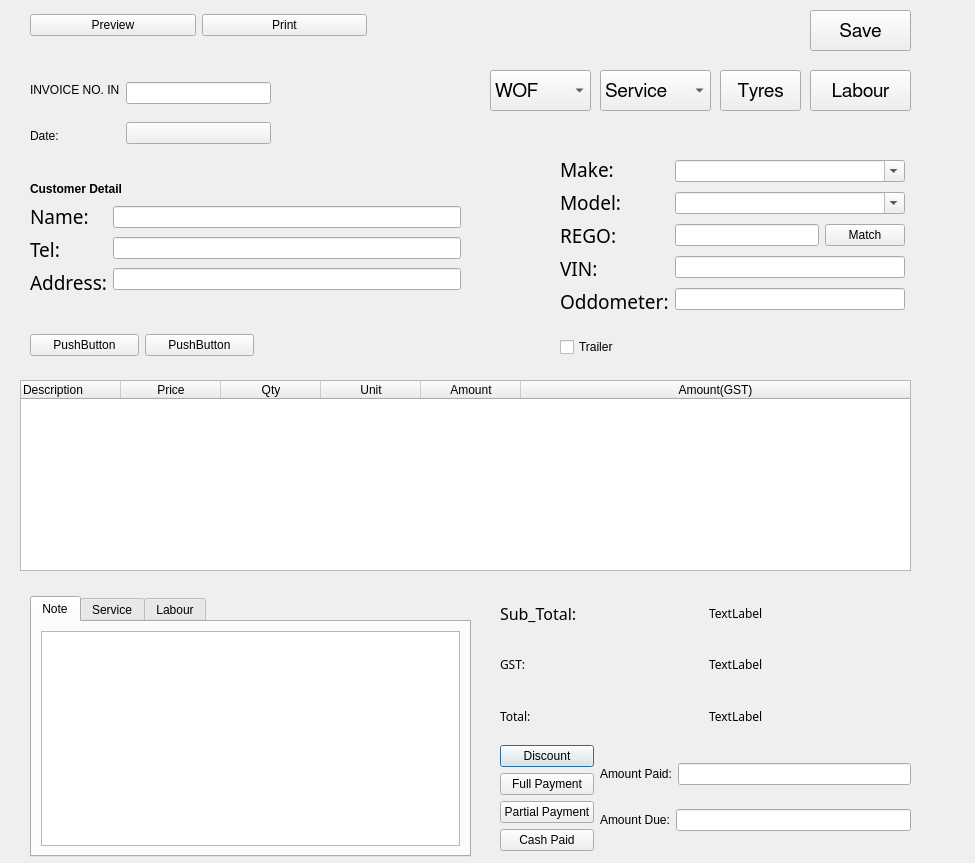
Old version of the form new_start/UI_File/Add.ui in the repository maximustann/Bing_project.
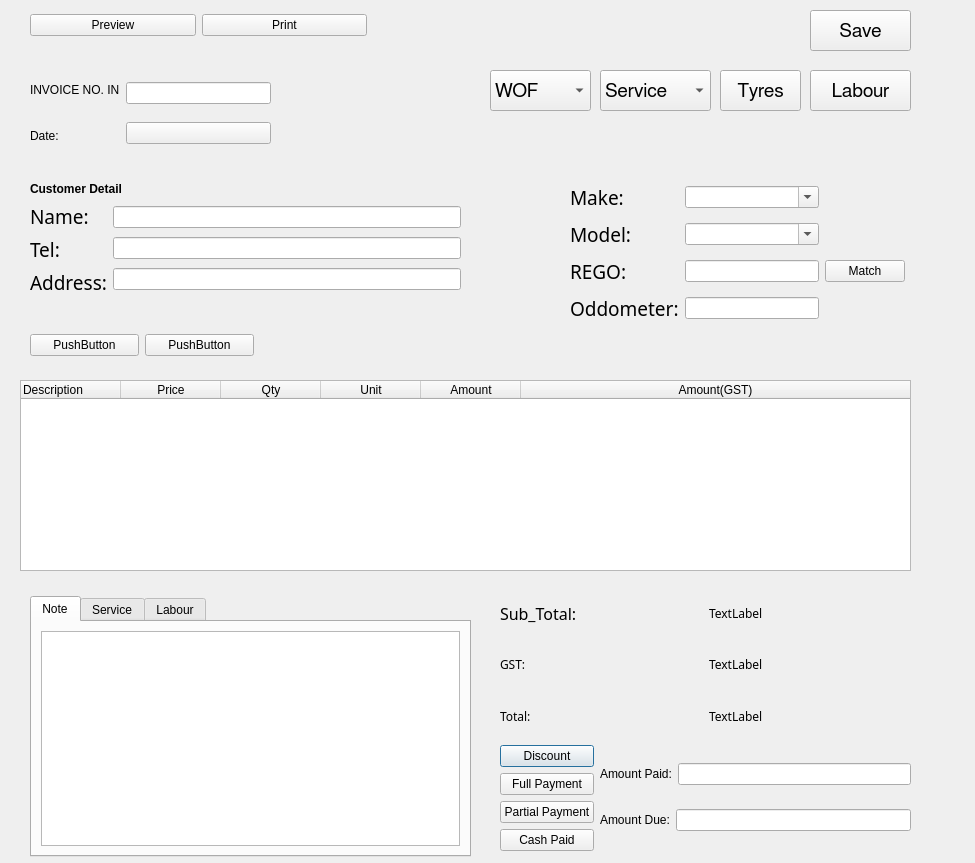
New version of the form.

Diff of the .ui file:
```diff
--- a/new_start/UI_File/Add.ui
+++ b/new_start/UI_File/Add.ui
@@ -388,140 +388,6 @@
     <string>Tyres</string>
    </property>
   </widget>
-  <widget class="QWidget" name="layoutWidget_5">
-   <property name="geometry">
-    <rect>
-     <x>560</x>
-     <y>140</y>
-     <width>345</width>
-     <height>235</height>
-    </rect>
-   </property>
-   <layout class="QVBoxLayout" name="verticalLayout_15">
-    <item>
-     <layout class="QVBoxLayout" name="verticalLayout_11">
-      <item>
-       <layout class="QHBoxLayout" name="horizontalLayout_3">
-        <item>
-         <layout class="QVBoxLayout" name="verticalLayout_3">
-          <item>
-           <widget class="QLabel" name="label_7">
-            <property name="font">
-             <font>
-              <family>Courier 10 Pitch</family>
-              <pointsize>14</pointsize>
-             </font>
-            </property>
-            <property name="text">
-             <string>Make:</string>
-            </property>
-           </widget>
-          </item>
-          <item>
-           <widget class="QLabel" name="label_8">
-            <property name="font">
-             <font>
-              <family>Courier 10 Pitch</family>
-              <pointsize>14</pointsize>
-             </font>
-            </property>
-            <property name="text">
-             <string>Model:</string>
-            </property>
-           </widget>
-          </item>
-          <item>
-           <widget class="QLabel" name="label_9">
-            <property name="font">
-             <font>
-              <family>Courier 10 Pitch</family>
-              <pointsize>14</pointsize>
-             </font>
-            </property>
-            <property name="text">
-             <string>REGO:</string>
-            </property>
-           </widget>
-          </item>
-          <item>
-           <widget class="QLabel" name="label_11">
-            <property name="font">
-             <font>
-              <family>Courier 10 Pitch</family>
-              <pointsize>14</pointsize>
-             </font>
-            </property>
-            <property name="text">
-             <string>VIN:</string>
-            </property>
-           </widget>
-          </item>
-          <item>
-           <widget class="QLabel" name="label_10">
-            <property name="font">
-             <font>
-              <family>Courier 10 Pitch</family>
-              <pointsize>14</pointsize>
-             </font>
-            </property>
-            <property name="text">
-             <string>Oddometer:</string>
-            </property>
-           </widget>
-          </item>
-         </layout>
-        </item>
-        <item>
-         <layout class="QVBoxLayout" name="verticalLayout_4">
-          <item>
-           <widget class="QComboBox" name="comboBox">
-            <property name="editable">
-             <bool>true</bool>
-            </property>
-           </widget>
-          </item>
-          <item>
-           <widget class="QComboBox" name="comboBox_2">
-            <property name="editable">
-             <bool>true</bool>
-            </property>
-           </widget>
-          </item>
-          <item>
-           <layout class="QHBoxLayout" name="horizontalLayout_2">
-            <item>
-             <widget class="QLineEdit" name="lineEdit_4"/>
-            </item>
-            <item>
-             <widget class="QPushButton" name="pushButton">
-              <property name="text">
-               <string>Match</string>
-              </property>
-             </widget>
-            </item>
-           </layout>
-          </item>
-          <item>
-           <widget class="QLineEdit" name="lineEdit_5"/>
-          </item>
-          <item>
-           <widget class="QLineEdit" name="lineEdit_6"/>
-          </item>
-         </layout>
-        </item>
-       </layout>
-      </item>
-     </layout>
-    </item>
-    <item>
-     <widget class="QCheckBox" name="checkBox">
-      <property name="text">
-       <string>Trailer</string>
-      </property>
-     </widget>
-    </item>
-   </layout>
-  </widget>
   <widget class="QComboBox" name="comboBox_5">
    <property name="geometry">
     <rect>
@@ -758,6 +624,97 @@
     </layout>
    </widget>
   </widget>
+  <widget class="QWidget" name="">
+   <property name="geometry">
+    <rect>
+     <x>570</x>
+     <y>180</y>
+     <width>335</width>
+     <height>150</height>
+    </rect>
+   </property>
+   <layout class="QGridLayout" name="gridLayout_4">
+    <item row="1" column="0">
+     <widget class="QLabel" name="label_8">
+      <property name="font">
+       <font>
+        <family>Courier 10 Pitch</family>
+        <pointsize>14</pointsize>
+       </font>
+      </property>
+      <property name="text">
+       <string>Model:</string>
+      </property>
+     </widget>
+    </item>
+    <item row="0" column="1">
+     <widget class="QComboBox" name="comboBox">
+      <property name="editable">
+       <bool>true</bool>
+      </property>
+     </widget>
+    </item>
+    <item row="3" column="1">
+     <widget class="QLineEdit" name="lineEdit_6"/>
+    </item>
+    <item row="2" column="1">
+     <widget class="QLineEdit" name="lineEdit_4"/>
+    </item>
+    <item row="1" column="1">
+     <widget class="QComboBox" name="comboBox_2">
+      <property name="editable">
+       <bool>true</bool>
+      </property>
+     </widget>
+    </item>
+    <item row="2" column="0">
+     <widget class="QLabel" name="label_9">
+      <property name="font">
+       <font>
+        <family>Courier 10 Pitch</family>
+        <pointsize>14</pointsize>
+       </font>
+      </property>
+      <property name="text">
+       <string>REGO:</string>
+      </property>
+     </widget>
+    </item>
+    <item row="2" column="2">
+     <widget class="QPushButton" name="pushButton">
+      <property name="text">
+       <string>Match</string>
+      </property>
+     </widget>
+    </item>
+    <item row="3" column="0">
+     <widget class="QLabel" name="label_10">
+      <property name="font">
+       <font>
+        <family>Courier 10 Pitch</family>
+        <pointsize>14</pointsize>
+       </font>
+      </property>
+      <property name="text">
+       <string>Oddometer:</string>
+      </property>
+     </widget>
+    </item>
+    <item row="0" column="0">
+     <widget class="QLabel" name="label_7">
+      <property name="font">
+       <font>
+        <family>Courier 10 Pitch</family>
+        <pointsize>14</pointsize>
+       </font>
+      </property>
+      <property name="text">
+       <string>Make:</string>
+      </property>
+     </widget>
+    </item>
+   </layout>
+  </widget>
  </widget>
  <resources/>
  <connections/>
```
